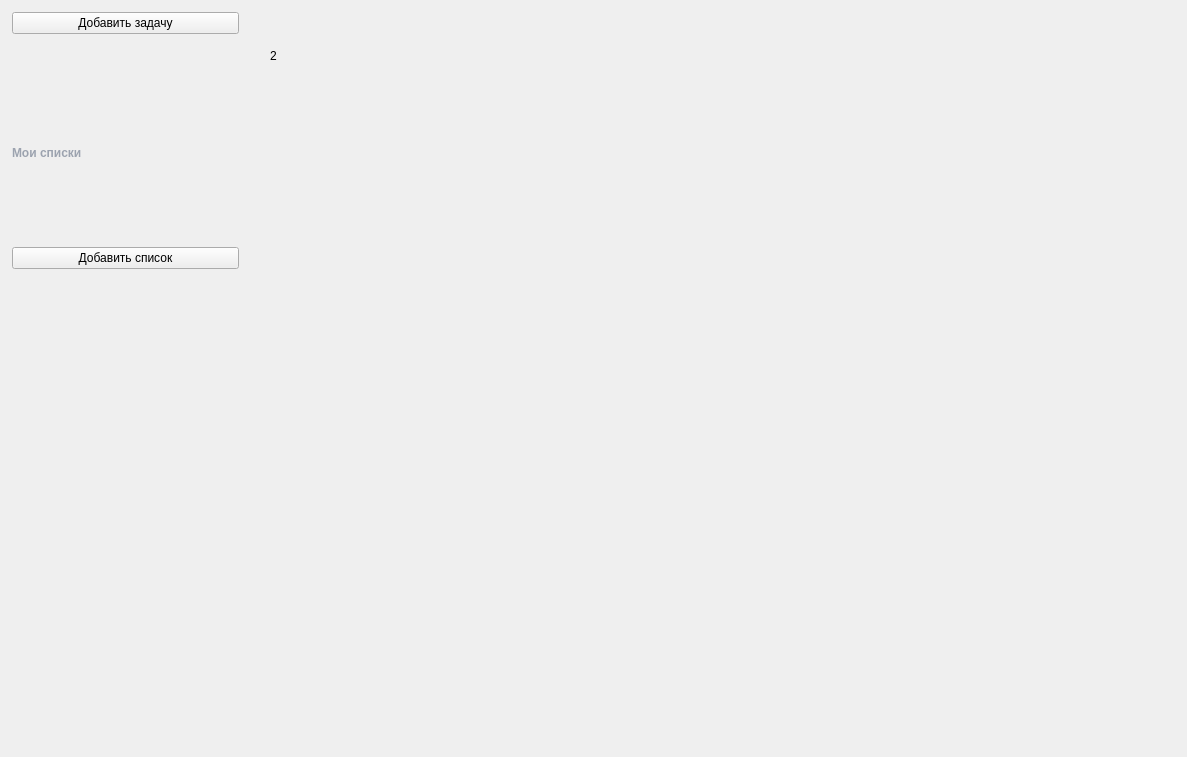
First picture: the form in untitled.ui, repository xlok1e/task_tracker, before the edit.
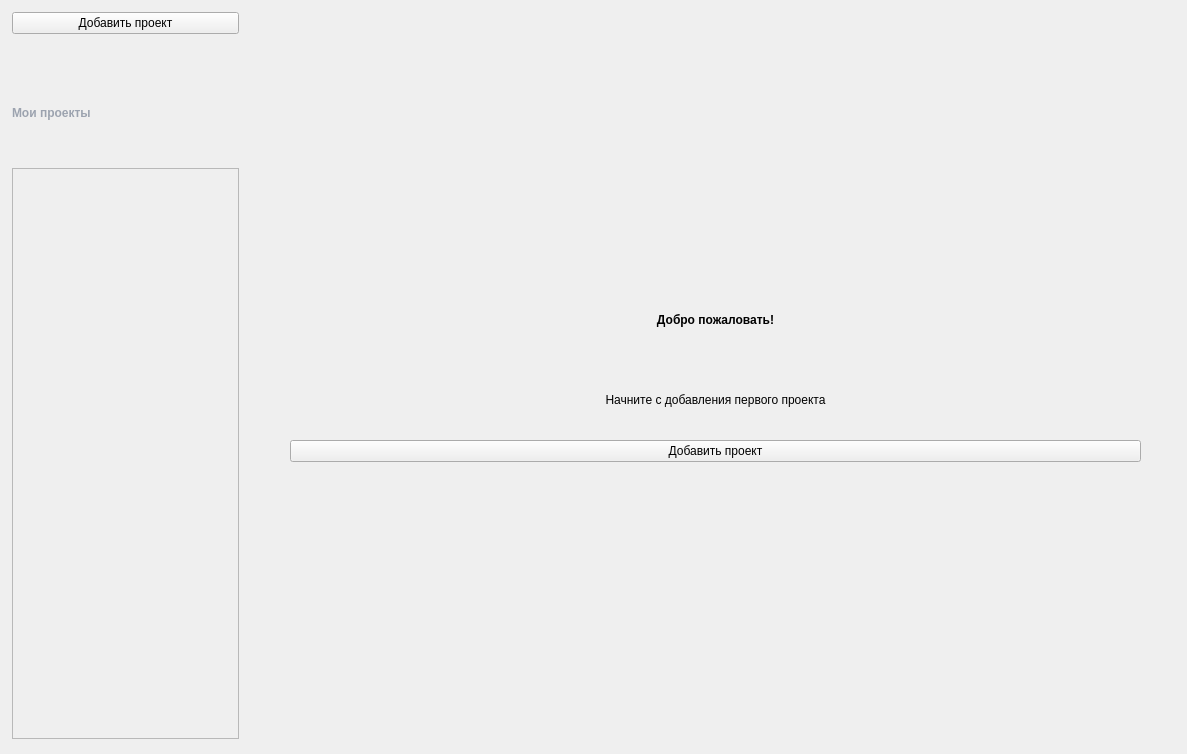
Second picture: the form after the edit. The open tabs and pages were chosen to show the change.

Commit message: Переработанный интерфейс управления проектами путем замены управления задачами на функционал управления проектами. Обновленные элементы пользовательского интерфейса для отражения действий, связанных с проектами, включая добавление, редактирование и удаление проектов. Улучшенная компоновка и стили.

The edit to the form file:
```diff
--- a/untitled.ui
+++ b/untitled.ui
@@ -7,7 +7,7 @@
     <x>0</x>
     <y>0</y>
     <width>1187</width>
-    <height>757</height>
+    <height>754</height>
    </rect>
   </property>
   <property name="windowTitle">
@@ -61,7 +61,7 @@
          <x>0</x>
          <y>0</y>
          <width>251</width>
-         <height>281</height>
+         <height>751</height>
         </rect>
        </property>
        <layout class="QVBoxLayout" name="verticalLayout_3">
@@ -71,7 +71,7 @@
         <item>
          <layout class="QVBoxLayout" name="layout_add_btn">
           <property name="spacing">
-           <number>0</number>
+           <number>8</number>
           </property>
           <property name="leftMargin">
            <number>12</number>
@@ -86,7 +86,7 @@
            <number>12</number>
           </property>
           <item>
-           <widget class="QPushButton" name="menu_add_task_btn">
+           <widget class="QPushButton" name="menu_add_list_btn">
             <property name="layoutDirection">
              <enum>Qt::LayoutDirection::LeftToRight</enum>
             </property>
@@ -97,7 +97,7 @@
              <string notr="true"/>
             </property>
             <property name="text">
-             <string>Добавить задачу</string>
+             <string>Добавить проект</string>
             </property>
            </widget>
           </item>
@@ -124,24 +124,25 @@
 font-weight: 500;</string>
             </property>
             <property name="text">
-             <string>Мои списки</string>
+             <string>Мои проекты</string>
             </property>
            </widget>
           </item>
           <item>
-           <widget class="QPushButton" name="menu_add_list_btn">
-            <property name="layoutDirection">
-             <enum>Qt::LayoutDirection::LeftToRight</enum>
+           <widget class="QScrollArea" name="all_lists_area">
+            <property name="widgetResizable">
+             <bool>true</bool>
             </property>
-            <property name="autoFillBackground">
-             <bool>false</bool>
-            </property>
-            <property name="styleSheet">
-             <string notr="true"/>
-            </property>
-            <property name="text">
-             <string>Добавить список</string>
-            </property>
+            <widget class="QWidget" name="scrollAreaWidgetContents">
+             <property name="geometry">
+              <rect>
+               <x>0</x>
+               <y>0</y>
+               <width>223</width>
+               <height>601</height>
+              </rect>
+             </property>
+            </widget>
            </widget>
           </item>
          </layout>
@@ -440,22 +441,91 @@
         </layout>
        </widget>
       </widget>
-      <widget class="QWidget" name="page_2">
-       <widget class="QLabel" name="label_2">
+      <widget class="QWidget" name="no_lists_page">
+       <widget class="QWidget" name="verticalLayoutWidget">
         <property name="geometry">
          <rect>
-          <x>20</x>
-          <y>10</y>
-          <width>66</width>
-          <height>91</height>
+          <x>40</x>
+          <y>280</y>
+          <width>851</width>
+          <height>182</height>
          </rect>
         </property>
-        <property name="styleSheet">
-         <string notr="true">font: 48pt &quot;Ubuntu Sans&quot;;</string>
-        </property>
-        <property name="text">
-         <string>2</string>
-        </property>
+        <layout class="QVBoxLayout" name="no_lists_layout">
+         <property name="spacing">
+          <number>0</number>
+         </property>
+         <property name="sizeConstraint">
+          <enum>QLayout::SizeConstraint::SetDefaultConstraint</enum>
+         </property>
+         <item>
+          <widget class="QLabel" name="welcome_label">
+           <property name="maximumSize">
+            <size>
+             <width>16777215</width>
+             <height>100</height>
+            </size>
+           </property>
+           <property name="layoutDirection">
+            <enum>Qt::LayoutDirection::LeftToRight</enum>
+           </property>
+           <property name="styleSheet">
+            <string notr="true">font: 48pt &quot;Google Sans&quot;;
+font-weight: 500;</string>
+           </property>
+           <property name="text">
+            <string>Добро пожаловать!</string>
+           </property>
+           <property name="alignment">
+            <set>Qt::AlignmentFlag::AlignCenter</set>
+           </property>
+          </widget>
+         </item>
+         <item>
+          <widget class="QLabel" name="welcome_label_2">
+           <property name="maximumSize">
+            <size>
+             <width>16777215</width>
+             <height>100</height>
+            </size>
+           </property>
+           <property name="layoutDirection">
+            <enum>Qt::LayoutDirection::LeftToRight</enum>
+           </property>
+           <property name="styleSheet">
+            <string notr="true">font: 20pt &quot;Google Sans&quot;;</string>
+           </property>
+           <property name="text">
+            <string>Начните с добавления первого проекта</string>
+           </property>
+           <property name="alignment">
+            <set>Qt::AlignmentFlag::AlignCenter</set>
+           </property>
+          </widget>
+         </item>
+         <item>
+          <widget class="QPushButton" name="main_screen_add_project_btn">
+           <property name="maximumSize">
+            <size>
+             <width>16777215</width>
+             <height>16777215</height>
+            </size>
+           </property>
+           <property name="layoutDirection">
+            <enum>Qt::LayoutDirection::LeftToRight</enum>
+           </property>
+           <property name="autoFillBackground">
+            <bool>false</bool>
+           </property>
+           <property name="styleSheet">
+            <string notr="true"/>
+           </property>
+           <property name="text">
+            <string>Добавить проект</string>
+           </property>
+          </widget>
+         </item>
+        </layout>
        </widget>
       </widget>
      </widget>
```
Left out of the diff: 6 changed lines with no effect on the pictures. The commit also changes 7 other files.
